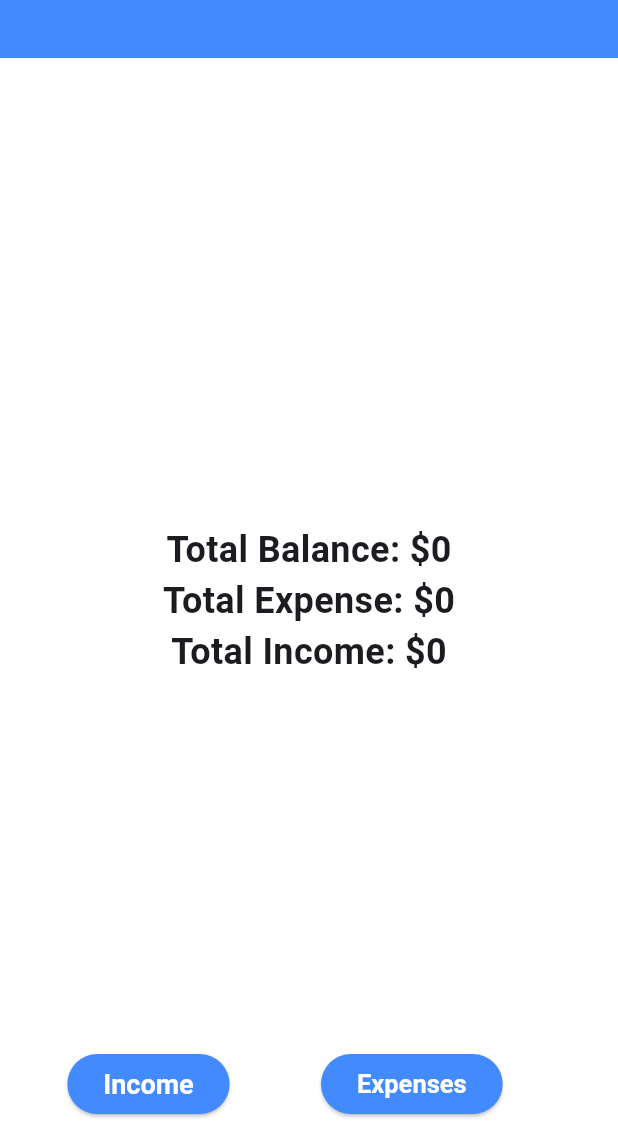
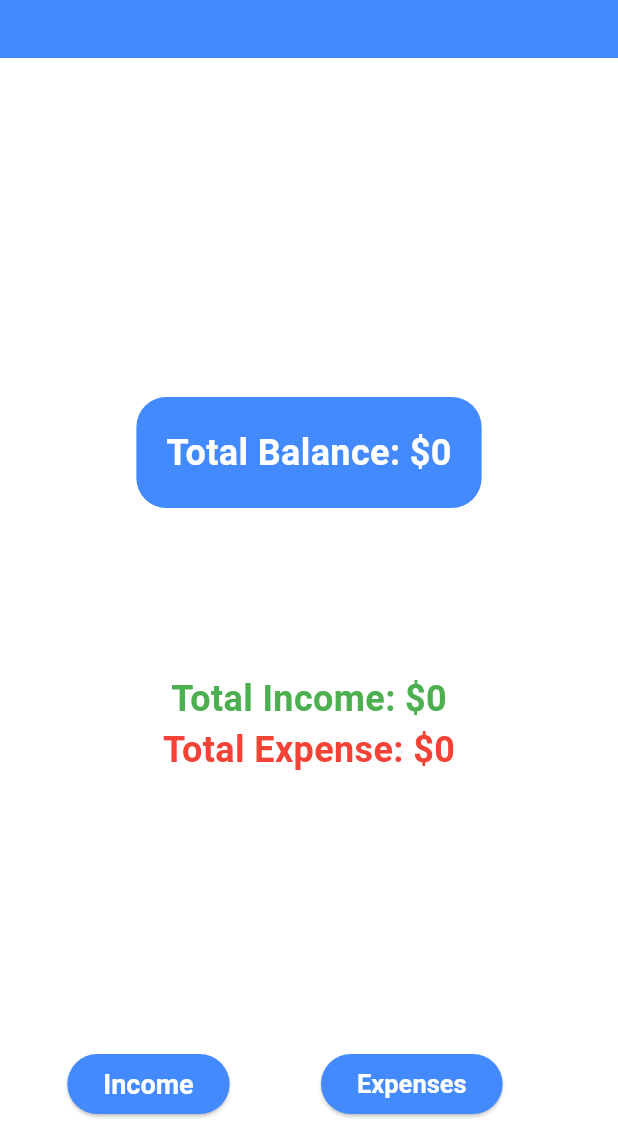
Before and after one commit to LuigiG24/MyBudgetFlow, a Flutter app: the screen it shows after launch, on a phone screen of 412 x 824 dp, the part 92-1236 px from its top. Run offline on Flutter 3.47's test engine with Material 3 defaults, Android fonts, the phone set to English and light mode, and no system bars; our stand-ins replace sqflite; accounts and stored records are empty.

Commit message:
UI modification

```diff
--- a/mybudgetflow/lib/Pages/Home.dart
+++ b/mybudgetflow/lib/Pages/Home.dart
@@ -88,19 +88,49 @@ class _HomePageState extends State<HomePage> {
       body: Center(
         child: Column(
           mainAxisAlignment: MainAxisAlignment.center,
-          children: [
-            Text(
-              'Total Balance: \$${_totalIncome - _totalExpense}', // Format the amount to 2 decimal places
-              style: TextStyle(fontSize: 24, fontWeight: FontWeight.bold),
+          children: [ Padding(padding: const EdgeInsets.all(20),
+          child: Container(
+            decoration: BoxDecoration(
+              color: Colors.blueAccent,
+              borderRadius: BorderRadius.circular(20),
             ),
-            // Display the total expense here
-            Text(
-              'Total Expense: \$$_totalExpense', // Format the amount to 2 decimal places
-              style: TextStyle(fontSize: 24, fontWeight: FontWeight.bold),
-            ),
-            Text(
-              'Total Income: \$$_totalIncome', // Format the amount to 2 decimal places
-              style: TextStyle(fontSize: 24, fontWeight: FontWeight.bold),
+            child: Padding(
+              padding: const EdgeInsets.all(20),
+              child: Column(
+                mainAxisAlignment: MainAxisAlignment.center,
+                children: [
+                  Container(child:Text(
+              'Total Balance: \$${_totalIncome - _totalExpense}',
+              style: TextStyle(fontSize: 24, fontWeight: FontWeight.bold ,color: Colors.white),
+            ),)]))))
+            ,
+            SizedBox(height: 50,),
+
+            Padding(padding: const EdgeInsets.all(20),
+              child: Container(
+                decoration: BoxDecoration(
+                  color: Colors.white,
+                  borderRadius: BorderRadius.circular(20),
+                ),
+                child: Padding(
+                  padding: const EdgeInsets.all(20),
+                  child: Column(
+                    mainAxisAlignment: MainAxisAlignment.center,
+                    children: [
+                      Text(
+                        'Total Income: \$$_totalIncome',
+                        style: TextStyle(fontSize: 24, fontWeight: FontWeight.bold, color: Colors.green),
+                      ),
+                      Text(
+                        'Total Expense: \$$_totalExpense',
+                        style: TextStyle(fontSize: 24, fontWeight: FontWeight.bold, color: Colors.red),
+                      ),
+
+                      ],
+                  ),
+                ),
+
+               )
             ),
           ],
         ),
```
